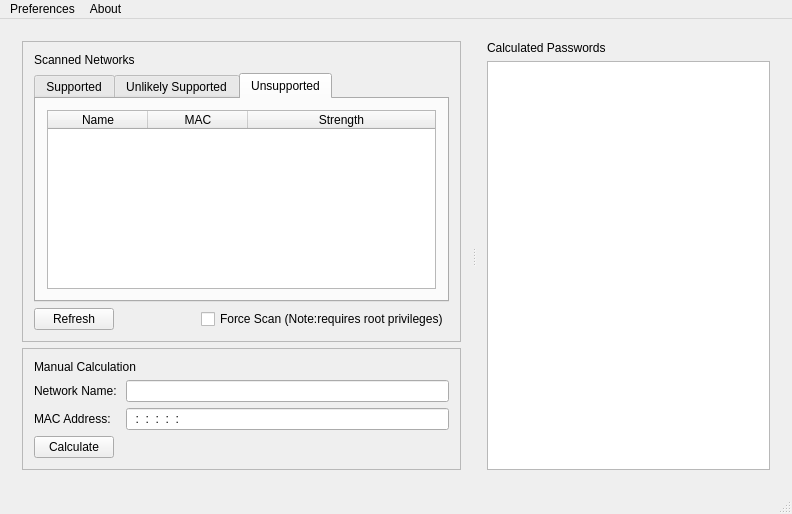
routerkeygen/routerkeygenPC, file src/forms/routerkeygen.ui: the form before one commit.
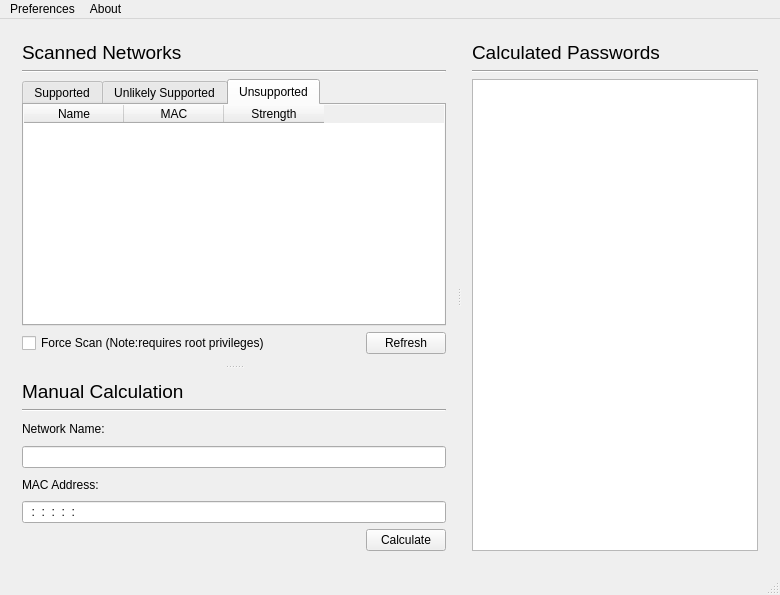
The form after the commit. Icons and pictures are not drawn.

```diff
--- a/src/forms/routerkeygen.ui
+++ b/src/forms/routerkeygen.ui
@@ -6,8 +6,8 @@
    <rect>
     <x>0</x>
     <y>0</y>
-    <width>792</width>
-    <height>514</height>
+    <width>780</width>
+    <height>595</height>
    </rect>
   </property>
   <property name="minimumSize">
@@ -35,70 +35,86 @@
   <widget class="QWidget" name="centralWidget">
    <layout class="QGridLayout" name="gridLayout_6">
     <item row="0" column="0">
+     <widget class="QSplitter" name="splitter_2">
+      <property name="orientation">
+       <enum>Qt::Horizontal</enum>
+      </property>
      <widget class="QSplitter" name="splitter">
       <property name="orientation">
-       <enum>Qt::Horizontal</enum>
-      </property>
-      <widget class="QWidget" name="layoutWidget">
-       <layout class="QVBoxLayout" name="verticalLayout">
-        <item>
+        <enum>Qt::Vertical</enum>
+       </property>
          <widget class="QFrame" name="frame">
           <property name="frameShape">
-           <enum>QFrame::StyledPanel</enum>
+         <enum>QFrame::NoFrame</enum>
           </property>
           <property name="frameShadow">
            <enum>QFrame::Raised</enum>
           </property>
           <layout class="QGridLayout" name="gridLayout_5">
-           <item row="2" column="0">
-            <layout class="QHBoxLayout" name="horizontalLayout_2">
-             <item>
-              <widget class="QPushButton" name="refreshScan">
-               <property name="maximumSize">
-                <size>
-                 <width>85</width>
-                 <height>16777215</height>
-                </size>
+         <item row="0" column="0">
+          <widget class="QLabel" name="networkListLabel">
+           <property name="font">
+            <font>
+             <pointsize>14</pointsize>
+            </font>
                </property>
                <property name="text">
-                <string>Refresh</string>
+            <string>Scanned Networks</string>
                </property>
               </widget>
              </item>
-             <item>
-              <spacer name="horizontalSpacer">
+         <item row="1" column="0">
+          <widget class="Line" name="line">
                <property name="orientation">
                 <enum>Qt::Horizontal</enum>
                </property>
-               <property name="sizeHint" stdset="0">
-                <size>
-                 <width>40</width>
-                 <height>20</height>
-                </size>
-               </property>
-              </spacer>
-             </item>
-             <item>
-              <widget class="QCheckBox" name="forceRefresh">
-               <property name="text">
-                <string>Force Scan (Note:requires root privileges)</string>
-               </property>
-              </widget>
-             </item>
-            </layout>
-           </item>
-           <item row="1" column="0">
+          </widget>
+         </item>
+         <item row="2" column="0">
             <widget class="QTabWidget" name="networkSplitter">
              <property name="currentIndex">
               <number>2</number>
              </property>
+           <property name="elideMode">
+            <enum>Qt::ElideMiddle</enum>
+           </property>
              <widget class="QWidget" name="supportedNetworks">
               <attribute name="title">
                <string>Supported</string>
               </attribute>
-              <layout class="QGridLayout" name="gridLayout_2">
+            <layout class="QGridLayout" name="gridLayout_7">
+             <property name="leftMargin">
+              <number>0</number>
+             </property>
+             <property name="topMargin">
+              <number>0</number>
+             </property>
+             <property name="rightMargin">
+              <number>0</number>
+             </property>
+             <property name="bottomMargin">
+              <number>0</number>
+             </property>
                <item row="0" column="0">
                 <widget class="QTableWidget" name="supportedNetworkslist">
+               <property name="frameShape">
+                <enum>QFrame::NoFrame</enum>
+               </property>
+               <property name="editTriggers">
+                <set>QAbstractItemView::NoEditTriggers</set>
+               </property>
+               <property name="alternatingRowColors">
+                <bool>true</bool>
+               </property>
+               <property name="selectionMode">
+                <enum>QAbstractItemView::SingleSelection</enum>
+               </property>
+               <property name="selectionBehavior">
+                <enum>QAbstractItemView::SelectRows</enum>
+               </property>
+               <property name="showGrid">
+                <bool>false</bool>
+               </property>
                  <property name="sortingEnabled">
                   <bool>true</bool>
                  </property>
@@ -111,11 +127,17 @@
                  <attribute name="horizontalHeaderCascadingSectionResizes">
                   <bool>true</bool>
                  </attribute>
+               <attribute name="horizontalHeaderDefaultSectionSize">
+                <number>100</number>
+               </attribute>
                  <attribute name="horizontalHeaderHighlightSections">
                   <bool>false</bool>
                  </attribute>
                  <attribute name="horizontalHeaderStretchLastSection">
-                  <bool>true</bool>
+                <bool>false</bool>
+               </attribute>
+               <attribute name="verticalHeaderVisible">
+                <bool>false</bool>
                  </attribute>
                  <attribute name="verticalHeaderHighlightSections">
                   <bool>false</bool>
@@ -150,8 +172,38 @@
                <string>Unlikely Supported</string>
               </attribute>
               <layout class="QGridLayout" name="gridLayout_4">
+             <property name="leftMargin">
+              <number>0</number>
+             </property>
+             <property name="topMargin">
+              <number>0</number>
+             </property>
+             <property name="rightMargin">
+              <number>0</number>
+             </property>
+             <property name="bottomMargin">
+              <number>0</number>
+             </property>
                <item row="0" column="0">
                 <widget class="QTableWidget" name="unlikelyNetworkslist">
+               <property name="frameShape">
+                <enum>QFrame::NoFrame</enum>
+               </property>
+               <property name="editTriggers">
+                <set>QAbstractItemView::NoEditTriggers</set>
+               </property>
+               <property name="alternatingRowColors">
+                <bool>true</bool>
+               </property>
+               <property name="selectionMode">
+                <enum>QAbstractItemView::SingleSelection</enum>
+               </property>
+               <property name="selectionBehavior">
+                <enum>QAbstractItemView::SelectRows</enum>
+               </property>
+               <property name="showGrid">
+                <bool>false</bool>
+               </property>
                  <property name="sortingEnabled">
                   <bool>true</bool>
                  </property>
@@ -164,11 +216,17 @@
                  <attribute name="horizontalHeaderCascadingSectionResizes">
                   <bool>true</bool>
                  </attribute>
+               <attribute name="horizontalHeaderDefaultSectionSize">
+                <number>100</number>
+               </attribute>
                  <attribute name="horizontalHeaderHighlightSections">
                   <bool>false</bool>
                  </attribute>
                  <attribute name="horizontalHeaderStretchLastSection">
-                  <bool>true</bool>
+                <bool>false</bool>
+               </attribute>
+               <attribute name="verticalHeaderVisible">
+                <bool>false</bool>
                  </attribute>
                  <attribute name="verticalHeaderHighlightSections">
                   <bool>false</bool>
@@ -203,14 +261,50 @@
                <string>Unsupported</string>
               </attribute>
               <layout class="QGridLayout" name="gridLayout_3">
+             <property name="leftMargin">
+              <number>0</number>
+             </property>
+             <property name="topMargin">
+              <number>0</number>
+             </property>
+             <property name="rightMargin">
+              <number>0</number>
+             </property>
+             <property name="bottomMargin">
+              <number>0</number>
+             </property>
                <item row="0" column="0">
                 <widget class="QTableWidget" name="unsupportedNetworkslist">
+               <property name="frameShape">
+                <enum>QFrame::NoFrame</enum>
+               </property>
+               <property name="frameShadow">
+                <enum>QFrame::Sunken</enum>
+               </property>
+               <property name="editTriggers">
+                <set>QAbstractItemView::NoEditTriggers</set>
+               </property>
+               <property name="alternatingRowColors">
+                <bool>true</bool>
+               </property>
+               <property name="selectionMode">
+                <enum>QAbstractItemView::SingleSelection</enum>
+               </property>
+               <property name="selectionBehavior">
+                <enum>QAbstractItemView::SelectRows</enum>
+               </property>
+               <property name="showGrid">
+                <bool>false</bool>
+               </property>
                  <property name="sortingEnabled">
                   <bool>true</bool>
                  </property>
                  <property name="wordWrap">
                   <bool>false</bool>
                  </property>
+               <property name="cornerButtonEnabled">
+                <bool>false</bool>
+               </property>
                  <property name="columnCount">
                   <number>3</number>
                  </property>
@@ -221,7 +315,10 @@
                   <bool>false</bool>
                  </attribute>
                  <attribute name="horizontalHeaderStretchLastSection">
-                  <bool>true</bool>
+                <bool>false</bool>
+               </attribute>
+               <attribute name="verticalHeaderVisible">
+                <bool>false</bool>
                  </attribute>
                  <attribute name="verticalHeaderHighlightSections">
                   <bool>false</bool>
@@ -253,78 +350,151 @@
              </widget>
             </widget>
            </item>
-           <item row="0" column="0">
-            <widget class="QLabel" name="networkListLabel">
+         <item row="3" column="0">
+          <layout class="QHBoxLayout" name="horizontalLayout_2">
+           <item>
+            <widget class="QCheckBox" name="forceRefresh">
              <property name="text">
-              <string>Scanned Networks</string>
+              <string>Force Scan (Note:requires root privileges)</string>
              </property>
             </widget>
            </item>
-          </layout>
-         </widget>
+           <item>
+            <spacer name="horizontalSpacer">
+             <property name="orientation">
+              <enum>Qt::Horizontal</enum>
+             </property>
+             <property name="sizeHint" stdset="0">
+              <size>
+               <width>40</width>
+               <height>20</height>
+              </size>
+             </property>
+            </spacer>
         </item>
         <item>
+            <widget class="QPushButton" name="refreshScan">
+             <property name="maximumSize">
+              <size>
+               <width>85</width>
+               <height>16777215</height>
+              </size>
+             </property>
+             <property name="text">
+              <string>Refresh</string>
+             </property>
+            </widget>
+           </item>
+          </layout>
+         </item>
+        </layout>
+       </widget>
          <widget class="QFrame" name="manualCalc">
           <property name="frameShape">
-           <enum>QFrame::StyledPanel</enum>
+         <enum>QFrame::NoFrame</enum>
           </property>
           <property name="frameShadow">
            <enum>QFrame::Plain</enum>
           </property>
           <layout class="QGridLayout" name="gridLayout">
-           <item row="1" column="2">
+         <item row="0" column="0">
+          <widget class="QLabel" name="manualCalcLabel">
+           <property name="font">
+            <font>
+             <pointsize>14</pointsize>
+            </font>
+           </property>
+           <property name="text">
+            <string>Manual Calculation</string>
+           </property>
+          </widget>
+         </item>
+         <item row="1" column="0">
+          <widget class="Line" name="line_2">
+           <property name="orientation">
+            <enum>Qt::Horizontal</enum>
+           </property>
+          </widget>
+         </item>
+         <item row="2" column="0">
+          <widget class="QLabel" name="ssidLabel">
+           <property name="text">
+            <string>Network Name:</string>
+           </property>
+          </widget>
+         </item>
+         <item row="3" column="0">
             <widget class="QLineEdit" name="ssidInput"/>
            </item>
-           <item row="2" column="0">
+         <item row="4" column="0">
             <widget class="QLabel" name="macLabel">
              <property name="text">
               <string>MAC Address:</string>
              </property>
             </widget>
            </item>
-           <item row="2" column="2">
+         <item row="5" column="0">
             <widget class="QLineEdit" name="macInput">
              <property name="inputMask">
               <string>HH:HH:HH:HH:HH:HH</string>
              </property>
             </widget>
            </item>
-           <item row="0" column="0" colspan="3">
-            <widget class="QLabel" name="manualCalcLabel">
-             <property name="text">
-              <string>Manual Calculation</string>
+         <item row="6" column="0">
+          <layout class="QHBoxLayout" name="horizontalLayout_3">
+           <item>
+            <spacer name="horizontalSpacer_2">
+             <property name="orientation">
+              <enum>Qt::Horizontal</enum>
              </property>
-            </widget>
+             <property name="sizeHint" stdset="0">
+              <size>
+               <width>300</width>
+               <height>17</height>
+              </size>
+             </property>
+            </spacer>
            </item>
-           <item row="3" column="0">
+           <item>
             <widget class="QPushButton" name="calculateButton">
              <property name="text">
               <string>Calculate</string>
              </property>
             </widget>
            </item>
-           <item row="1" column="0" colspan="2">
-            <widget class="QLabel" name="ssidLabel">
-             <property name="text">
-              <string>Network Name:</string>
-             </property>
-            </widget>
-           </item>
           </layout>
-         </widget>
         </item>
        </layout>
       </widget>
-      <widget class="QWidget" name="layoutWidget">
-       <layout class="QVBoxLayout" name="verticalLayout_2">
-        <item>
+      </widget>
+      <widget class="QFrame" name="frame_2">
+       <property name="frameShape">
+        <enum>QFrame::NoFrame</enum>
+       </property>
+       <property name="frameShadow">
+        <enum>QFrame::Raised</enum>
+       </property>
+       <layout class="QGridLayout" name="gridLayout_2">
+        <item row="0" column="0">
          <widget class="QLabel" name="passwordsLabel">
+          <property name="font">
+           <font>
+            <pointsize>14</pointsize>
+           </font>
+          </property>
           <property name="text">
            <string>Calculated Passwords</string>
           </property>
          </widget>
         </item>
-        <item>
+        <item row="1" column="0">
+         <widget class="Line" name="line_3">
+          <property name="orientation">
+           <enum>Qt::Horizontal</enum>
+          </property>
+         </widget>
+        </item>
+        <item row="2" column="0">
          <widget class="QListWidget" name="passwordsList"/>
         </item>
        </layout>
@@ -339,7 +509,7 @@
     <rect>
      <x>0</x>
      <y>0</y>
-     <width>792</width>
+     <width>780</width>
      <height>25</height>
     </rect>
    </property>
```
Lines whose indentation alone changed are shown as unchanged.
